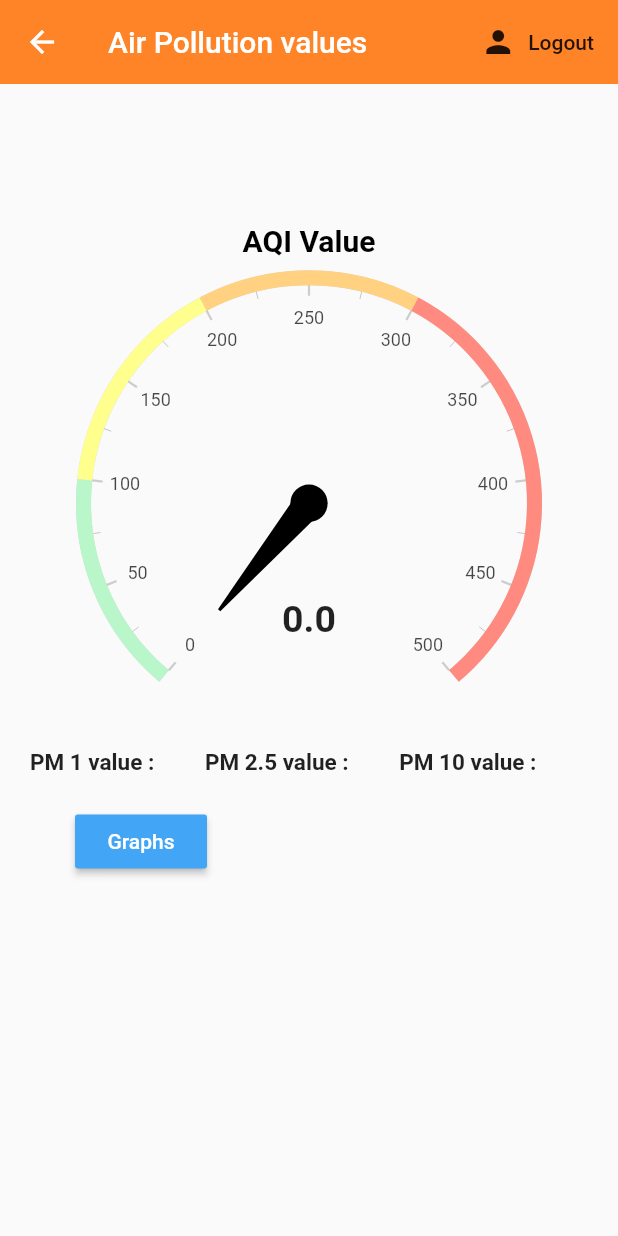
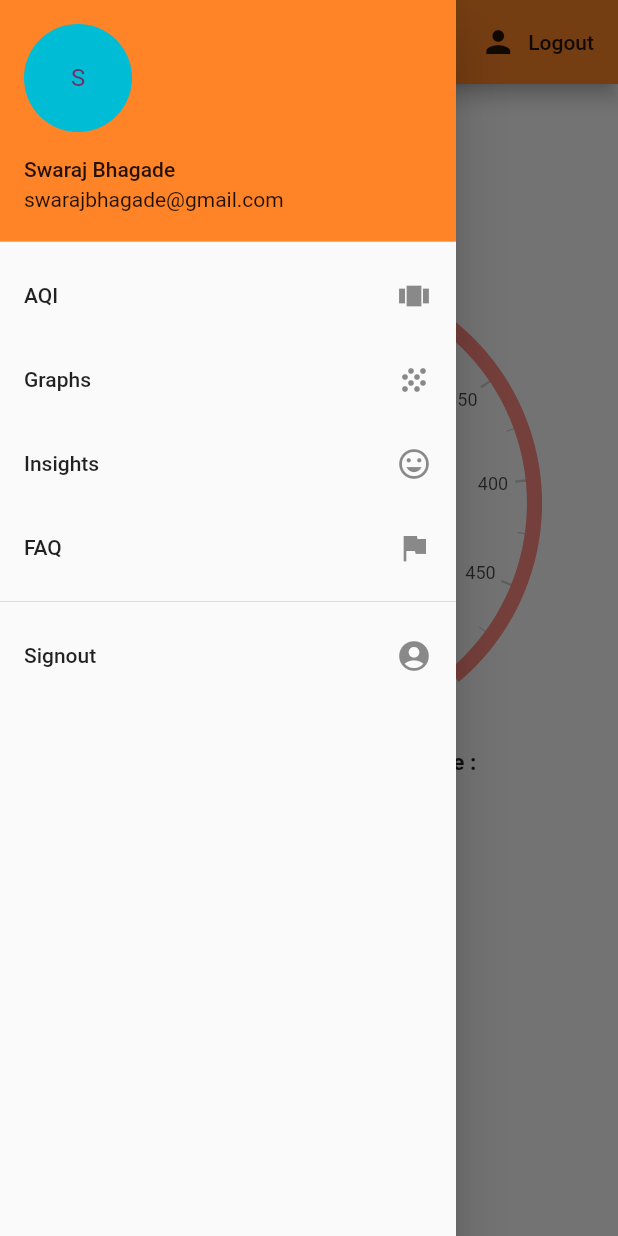
Before and after one commit to BE-Project-cl-AIR-ity/cl-AIR-ity, a Flutter app: the Home screen opened directly, with the side drawer open (before the commit the screen has no drawer), on a phone screen of 412 x 824 dp. Run offline on Flutter 3.47's test engine with Material 2 defaults, Android fonts, the phone set to English and light mode, and no system bars; drawn by our look-alikes of syncfusion_flutter_gauges; our stand-ins replace firebase_auth, flutter_spinkit, flutter_svg, geolocator, page_transition, simple_animations and 2 more; missing offline and left inert: flutter_webview_plugin, syncfusion_flutter_core; accounts and stored records are empty; network calls fail.

Commit message:
Added minimum features to app bar

```diff
--- a/lib/main.dart
+++ b/lib/main.dart
@@ -1,5 +1,8 @@
 import 'package:flutter/material.dart';
+import 'package:login_clairity/appDrawer.dart';
 import 'package:login_clairity/models/user.dart';
+import 'package:login_clairity/screens/graphs/thingsSpeakGraphs.dart';
+import 'package:login_clairity/screens/home/home.dart';
 import 'package:login_clairity/screens/wrapper.dart';
 import 'package:login_clairity/services/auth.dart';
 import 'package:provider/provider.dart';
@@ -11,6 +14,22 @@ void main() {
   return runApp(MyApp());
 }
 
+Map<int, Color> color =
+{
+50:Color.fromRGBO(136,14,79, .1),
+100:Color.fromRGBO(136,14,79, .2),
+200:Color.fromRGBO(136,14,79, .3),
+300:Color.fromRGBO(136,14,79, .4),
+400:Color.fromRGBO(136,14,79, .5),
+500:Color.fromRGBO(136,14,79, .6),
+600:Color.fromRGBO(136,14,79, .7),
+700:Color.fromRGBO(136,14,79, .8),
+800:Color.fromRGBO(136,14,79, .9),
+900:Color.fromRGBO(136,14,79, 1),
+};
+MaterialColor colorCustom = MaterialColor(0xffFF8427, color);
+
+
 class MyApp extends StatelessWidget {
   // This widget is the root of your application.
   @override
@@ -18,8 +37,10 @@ class MyApp extends StatelessWidget {
     return StreamProvider<User>.value(
       value: AuthService().user,
       child: MaterialApp(
-        home: Wrapper(),
+        home: Home(),
         debugShowCheckedModeBanner: false,
+        theme: new ThemeData(primarySwatch: colorCustom),
+
       ),
     );
   }
--- a/lib/screens/home/home.dart
+++ b/lib/screens/home/home.dart
@@ -1,5 +1,7 @@
+import 'package:flutter/foundation.dart';
 import 'package:flutter/material.dart';
 import 'package:geolocator/geolocator.dart';
+import 'package:login_clairity/screens/authenticate/sign_in.dart';
 import 'package:login_clairity/screens/graphs/thingsSpeakGraphs.dart';
 import 'package:syncfusion_flutter_gauges/gauges.dart';
 import 'package:login_clairity/screens/map/location.dart';
@@ -7,11 +9,15 @@ import 'package:login_clairity/services/auth.dart';
 import 'package:http/http.dart' as http;
 import 'dart:async';
 import 'dart:convert';
+import 'package:flutter_svg/flutter_svg.dart';
 
 class Home extends StatefulWidget {
   @override
   _HomeState createState() => _HomeState();
 }
+
+
+
 
 String pm1 = '', pm2_5 = '', pm10 = '', name1 = '';
 double aqiDisplay = 0;
@@ -24,6 +30,8 @@ Map data;
 
 class _HomeState extends State<Home> {
   final AuthService _auth = AuthService();
+
+
 
   Map data;
   Future getData() async {
@@ -94,6 +102,9 @@ class _HomeState extends State<Home> {
 
   @override
   Widget build(BuildContext context) {
+
+
+    double width = MediaQuery.of(context).size.width;
     // Radial Meter
     var radialAxis = RadialAxis(
       minimum: 0,
@@ -123,10 +134,11 @@ class _HomeState extends State<Home> {
     );
     return Scaffold(
       backgroundColor: Colors.deepOrangeAccent[50],
+      //AppBAr
       appBar: AppBar(
         title: Text('Air Pollution values'),
-        backgroundColor: Color(0xffFF8427),
-        elevation: 0.0,
+        //backgroundColor: Color(0xffFF8427),
+        elevation: defaultTargetPlatform == TargetPlatform.android ? 5.0 : 0.0,
         actions: <Widget>[
           FlatButton.icon(
             icon: Icon(Icons.person),
@@ -137,13 +149,60 @@ class _HomeState extends State<Home> {
           )
         ],
       ),
+
+      drawer: new Drawer(
+        child: new ListView(children: <Widget>[
+          new UserAccountsDrawerHeader(
+            accountName: new Text("Swaraj Bhagade"),
+            accountEmail: new Text("swarajbhagade@gmail.com"),
+            currentAccountPicture: new CircleAvatar(
+                backgroundColor: Colors.cyan, child: new Text("S")),
+          ),
+          new ListTile(
+            title: new Text("AQI"),
+            trailing: new Icon(Icons.view_carousel),
+          ),
+          new ListTile(
+            title: new Text("Graphs"),
+            trailing: new Icon(Icons.grain),
+            onTap: () {
+              Navigator.of(context).pop();
+              Navigator.of(context).push(new MaterialPageRoute(builder: (BuildContext context)=>new Graphs()));
+            },
+          ),
+          new ListTile(
+            title: new Text("Insights"),
+            trailing: new Icon(Icons.insert_emoticon),
+          ),
+          new ListTile(
+            title: new Text("FAQ"),
+            trailing: new Icon(Icons.flag),
+          ),
+          new Divider(),
+          new ListTile(
+            title: new Text("Signout"),
+            trailing: new Icon(Icons.account_circle),
+            onTap: () async {
+              await _auth.signOut();
+
+              //Navigator.of(context).pop();
+              Navigator.of(context).push(new MaterialPageRoute(builder: (BuildContext context)=>new SignIn()));
+
+
+            },
+          ),
+        ]),
+      ),
+
       body: Container(
         //color: Color(0xffFF8427),
         padding: EdgeInsets.symmetric(vertical: 20.0, horizontal: 20.0),
         child: Column(children: <Widget>[
           SizedBox(height: 30),
-          Text(userLocation,
-          style: TextStyle(fontSize: 20.0, fontWeight: FontWeight.bold),),
+          Text(
+            userLocation,
+            style: TextStyle(fontSize: 20.0, fontWeight: FontWeight.bold),
+          ),
           //Text('AQI Value'),
           SizedBox(height: 20),
           //Radial Meter
@@ -156,14 +215,20 @@ class _HomeState extends State<Home> {
           // PM values Display
           Row(
             children: <Widget>[
-              Text('PM 1 value : ' + pm1,
-               style: TextStyle(fontSize: 15.0, fontWeight: FontWeight.bold),),
-              SizedBox(width: 30),
-              Text('PM 2.5 value : ' + pm2_5,
-               style: TextStyle(fontSize: 15.0, fontWeight: FontWeight.bold),),
-              SizedBox(width: 30),
-              Text('PM 10 value : ' + pm10,
-               style: TextStyle(fontSize: 15.0, fontWeight: FontWeight.bold),),
+              Text(
+                'PM 1 value : ' + pm1,
+                style: TextStyle(fontSize: 15.0, fontWeight: FontWeight.bold),
+              ),
+              SizedBox(width: 10),
+              Text(
+                'PM 2.5 value : ' + pm2_5,
+                style: TextStyle(fontSize: 15.0, fontWeight: FontWeight.bold),
+              ),
+              SizedBox(width: 10),
+              Text(
+                'PM 10 value : ' + pm10,
+                style: TextStyle(fontSize: 15.0, fontWeight: FontWeight.bold),
+              ),
             ],
           ),
 
@@ -187,19 +252,19 @@ class _HomeState extends State<Home> {
               //     }),
 
               // graphs button
-              SizedBox(width: 30.0),
-              RaisedButton(
-                  color: Colors.blue[400],
-                  child: Text(
-                    'Graphs',
-                    style: TextStyle(color: Colors.white),
-                  ),
-                  onPressed: () {
-                    Navigator.push(
-                        context,
-                        MaterialPageRoute(
-                            builder: (BuildContext context) => Graphs()));
-                  }),
+              // SizedBox(width: 30.0),
+              // RaisedButton(
+              //     color: Colors.blue[400],
+              //     child: Text(
+              //       'Graphs',
+              //       style: TextStyle(color: Colors.white),
+              //     ),
+              //     onPressed: () {
+              //       Navigator.push(
+              //           context,
+              //           MaterialPageRoute(
+              //               builder: (BuildContext context) => Graphs()));
+              //     }),
             ],
           ),
         ]),
--- a/pubspec.yaml
+++ b/pubspec.yaml
@@ -24,7 +24,6 @@ dependencies:
   # Use with the CupertinoIcons class for iOS style icons.
   cupertino_icons: ^0.1.2
   firebase_auth: ^0.16.0
-  cloud_firestore: ^0.13.5
   provider: ^4.0.5
   flutter_spinkit: "^4.1.2"
   geolocator: ^5.3.1
@@ -34,7 +33,8 @@ dependencies:
   simple_animations: 2.2.0
   page_transition: 1.1.5
   animated_splash: 1.0.0
-  syncfusion_flutter_gauges: 18.1.48
+  syncfusion_flutter_gauges:
+  adobe_xd: 0.1.3
 
 
 dev_dependencies:
```
Also changed, not shown: lib/appDrawer.dart (added, +208 -0 lines), lib/services/database.dart (deleted, +0 -10 lines), assets/current_location.png (added), pubspec.lock, 8 other files.
